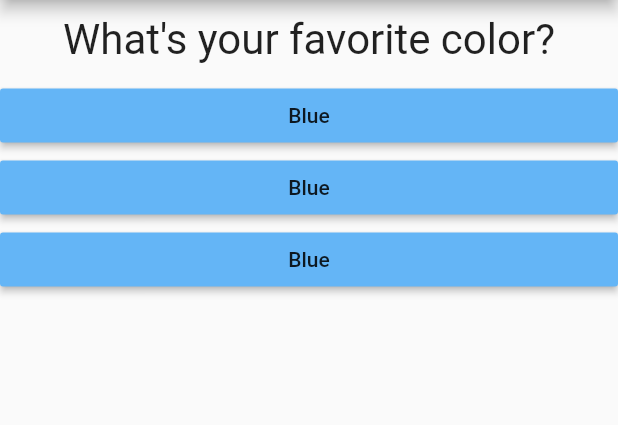
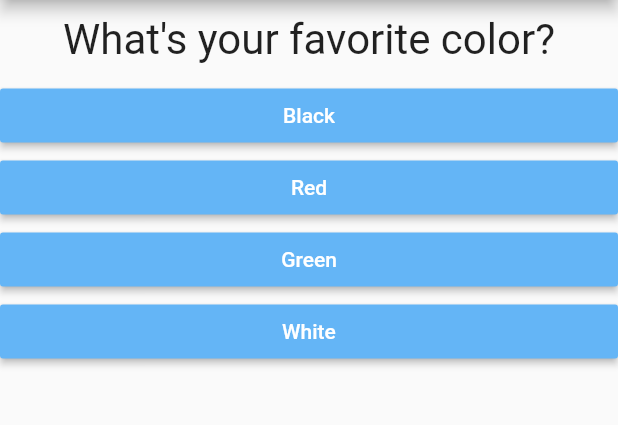
Before and after one commit to matifrancois/First_App_Flutter, a Flutter app: the screen it shows after launch, on a phone screen of 412 x 824 dp, the part 84-509 px from its top. Run offline on Flutter 3.47's test engine with Material 2 defaults, Android fonts, the phone set to English and light mode, and no system bars.

Commit message:
little app working

```diff
--- a/lib/answer.dart
+++ b/lib/answer.dart
@@ -2,16 +2,18 @@ import 'package:flutter/material.dart';
 
 class Answer extends StatelessWidget {
   final Function hander;
+  final String answerText;
 
-  Answer(this.hander);
+  Answer(this.hander, this.answerText);
 
   @override
   Widget build(BuildContext context) {
     return Container(
       width: double.infinity,
       child: RaisedButton(
-        child: Text('Blue'),
+        child: Text(answerText),
         color: Colors.blue[300],
+        textColor: Colors.white,
         onPressed: hander,
       ),
     );
--- a/lib/main.dart
+++ b/lib/main.dart
@@ -15,9 +15,20 @@ class MyApp extends StatefulWidget {
 
 class MyAppState extends State<MyApp> {
   var _questionIndex = 0;
+
   var _questions = [
-    'What\'s your favorite color?',
-    'What\'s your favorite animal?'
+    {
+      'questionText': 'What\'s your favorite color?',
+      'answers': ['Black', 'Red', 'Green', 'White']
+    },
+    {
+      'questionText': 'What\'s your favorite animal?',
+      'answers': ['Cat', 'Dolphin', 'Parrot', 'Dog']
+    },
+    {
+      'questionText': 'What\'s your favorite day?',
+      'answers': ['Monday', 'Friday', 'Saturday', 'Sunday']
+    },
   ];
   //Metodo de la clase
   void _answerQuestion() {
@@ -39,10 +50,21 @@ class MyAppState extends State<MyApp> {
         ),
         body: Column(
           children: [
-            Question(_questions[_questionIndex]),
-            Answer(_answerQuestion),
-            Answer(_answerQuestion),
-            Answer(_answerQuestion),
+            Question(
+              _questions[_questionIndex]['questionText'],
+            ),
+            //"as list of strings" es necesario para indicarle a visual que sabes
+            //de lo que estas hablando y que no te tire error (el no sabe de que hablas)
+            //.map te permite recorrer todos los elementos de la lista y para c/u
+            //realizar una funcion determinada.
+            //los 3 puntitos lo que hacen es que toman una lista y sacan los valores
+            //de esa lista y crean una nueva lista, esto sirve para por ejemplo
+            //evitar problemas con tener lista de listas.
+            ...(_questions[_questionIndex]['answers'] as List<String>)
+                .map((answer) {
+              return Answer(_answerQuestion, answer);
+            }).toList()
+            //.toList() indica que lo queres convertir a lista.
           ],
         ),
       ),
```
